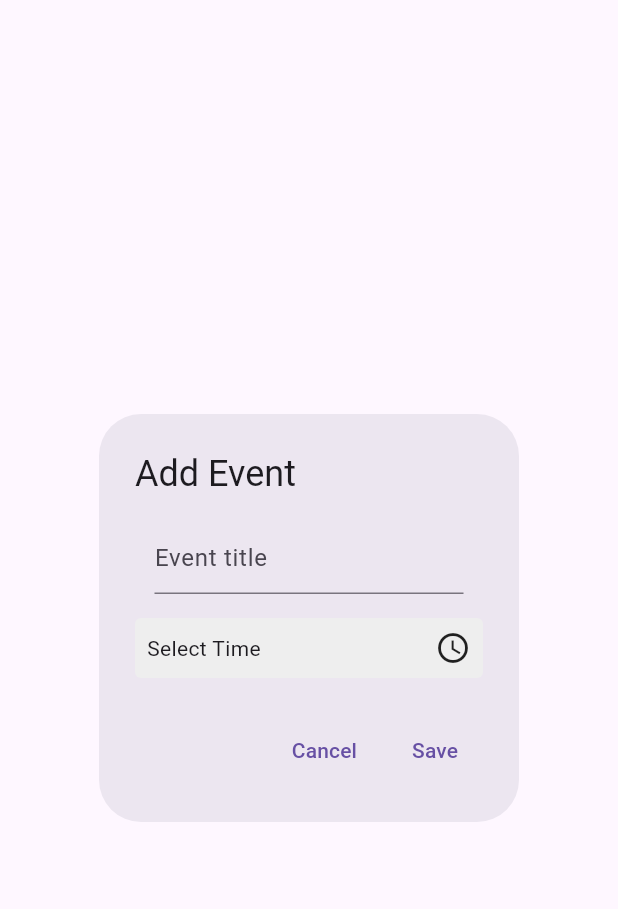
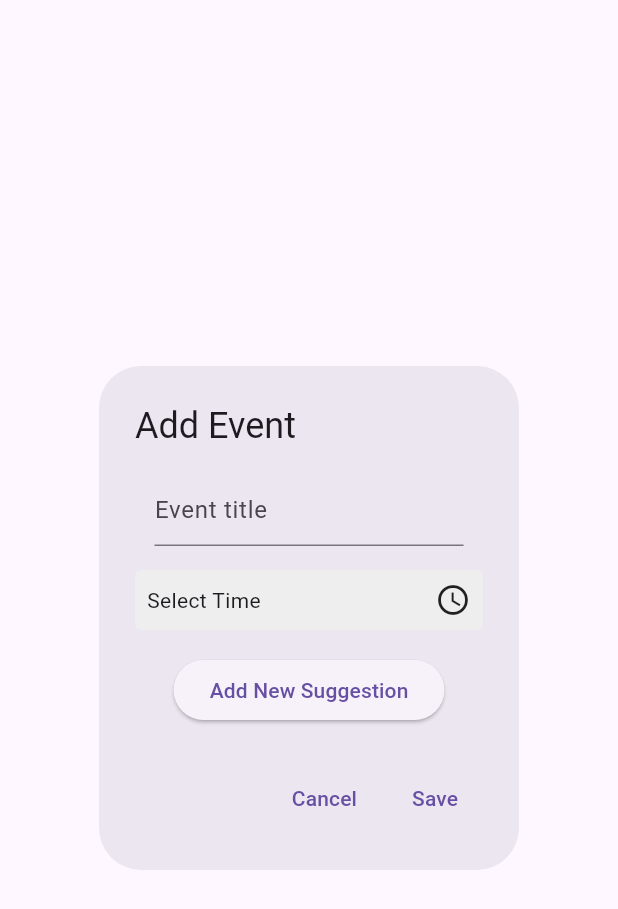
Before and after one commit to nomispal/calendar, a Flutter app: the EventDialog widget shown alone on an empty page, opened directly with empty values, on a phone screen of 412 x 824 dp. Shown: the top 909 px of the screen. Run offline on Flutter 3.47's test engine with Material 3 defaults, Android fonts, the phone set to English and light mode, and no system bars; our stand-ins replace cloud_firestore, firebase_core, table_calendar; accounts and stored records are empty.

Commit message:
Added button to make new suggestions into list

```diff
--- a/lib/components/event_dialog.dart
+++ b/lib/components/event_dialog.dart
@@ -1,16 +1,17 @@
 import 'package:flutter/material.dart';
 import '../models/event.dart';
+import 'add_suggestions_dialog.dart';
 
 class EventDialog extends StatefulWidget {
   final DateTime date;
-  final Map<DateTime, String> selectedAddresses; // Add this parameter
+  final Map<DateTime, String> selectedAddresses;
   final Function() onSave;
 
   const EventDialog({
     Key? key,
     required this.date,
     required this.onSave,
-    required this.selectedAddresses, // Initialize it
+    required this.selectedAddresses,
   }) : super(key: key);
 
   @override
@@ -21,7 +22,8 @@ class _EventDialogState extends State<EventDialog> {
   final TextEditingController _titleController = TextEditingController();
   TimeOfDay? _selectedTime;
 
-  final List<String> _eventSuggestions = [
+  // Initialize the suggestions list
+  List<String> _eventSuggestions = [
     'Mortgage',
     'Gas Safety Checks',
     'Insurance',
@@ -54,6 +56,20 @@ class _EventDialogState extends State<EventDialog> {
     if (pickedTime != null) {
       setState(() {
         _selectedTime = pickedTime;
+      });
+    }
+  }
+
+  // Function to open a dialog for adding new suggestions
+  void _addNewSuggestion() async {
+    final newSuggestion = await showDialog<String>(
+      context: context,
+      builder: (context) => AddSuggestionDialog(),
+    );
+
+    if (newSuggestion != null && newSuggestion.isNotEmpty) {
+      setState(() {
+        _eventSuggestions.add(newSuggestion); // Add the new suggestion to the list
       });
     }
   }
@@ -142,6 +158,12 @@ class _EventDialogState extends State<EventDialog> {
               ),
             ),
           ),
+          const SizedBox(height: 16.0),
+          // Button to add new suggestions
+          ElevatedButton(
+            onPressed: _addNewSuggestion,
+            child: const Text('Add New Suggestion'),
+          ),
         ],
       ),
       actions: [
@@ -160,7 +182,6 @@ class _EventDialogState extends State<EventDialog> {
                 _selectedTime!.minute,
               );
 
-              // Get the selected address for this date
               final address = widget.selectedAddresses[widget.date] ?? 'No Address Selected';
 
               Event.addEvent(Event(
```
Also changed, not shown: lib/components/add_suggestions_dialog.dart (added, +38 -0 lines).
